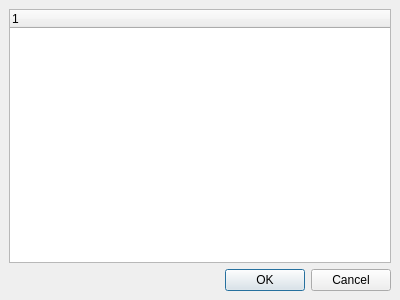
Qt form widgets/miniroster.ui (xmpp-graveyard/jabbim) before a commit.
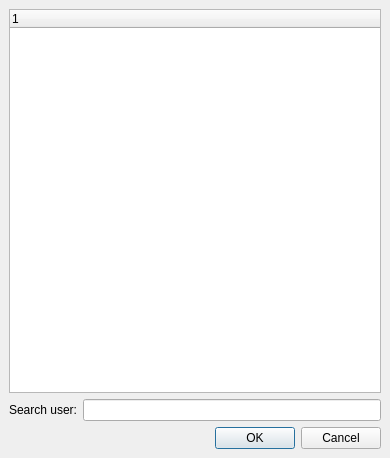
The same form after that commit.

Commit message: hledani v minirosteru

Diff of the .ui file:
```diff
--- a/widgets/miniroster.ui
+++ b/widgets/miniroster.ui
@@ -5,8 +5,8 @@
    <rect>
     <x>0</x>
     <y>0</y>
-    <width>400</width>
-    <height>300</height>
+    <width>390</width>
+    <height>458</height>
    </rect>
   </property>
   <property name="windowTitle" >
@@ -22,17 +22,10 @@
    <property name="spacing" >
     <number>6</number>
    </property>
-   <item row="1" column="0" >
-    <widget class="QDialogButtonBox" name="buttonBox" >
-     <property name="orientation" >
-      <enum>Qt::Horizontal</enum>
-     </property>
-     <property name="standardButtons" >
-      <set>QDialogButtonBox::Cancel|QDialogButtonBox::NoButton|QDialogButtonBox::Ok</set>
-     </property>
-    </widget>
+   <item row="1" column="1" >
+    <widget class="QLineEdit" name="search" />
    </item>
-   <item row="0" column="0" >
+   <item row="0" column="0" colspan="2" >
     <widget class="QTreeWidget" name="users" >
      <property name="iconSize" >
       <size>
@@ -48,6 +41,23 @@
      </property>
     </widget>
    </item>
+   <item row="1" column="0" >
+    <widget class="QLabel" name="label" >
+     <property name="text" >
+      <string>Search user:</string>
+     </property>
+    </widget>
+   </item>
+   <item row="2" column="0" colspan="2" >
+    <widget class="QDialogButtonBox" name="buttonBox" >
+     <property name="orientation" >
+      <enum>Qt::Horizontal</enum>
+     </property>
+     <property name="standardButtons" >
+      <set>QDialogButtonBox::Cancel|QDialogButtonBox::NoButton|QDialogButtonBox::Ok</set>
+     </property>
+    </widget>
+   </item>
   </layout>
  </widget>
  <resources/>
```
The commit also changes 2 other files.
